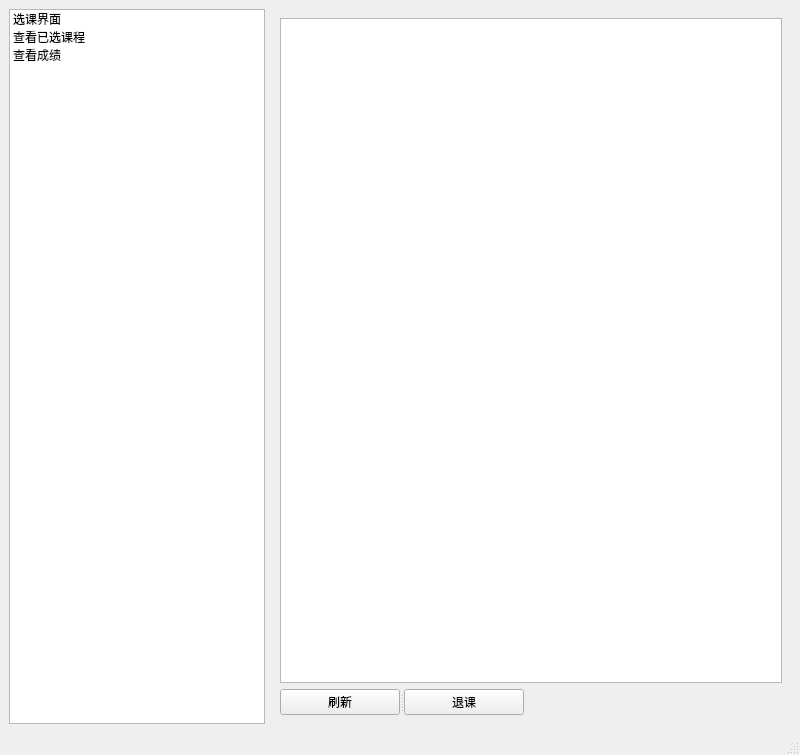
First picture: the form in studentwindow.ui, repository StevenChenSE/CourseManagement, before the edit.
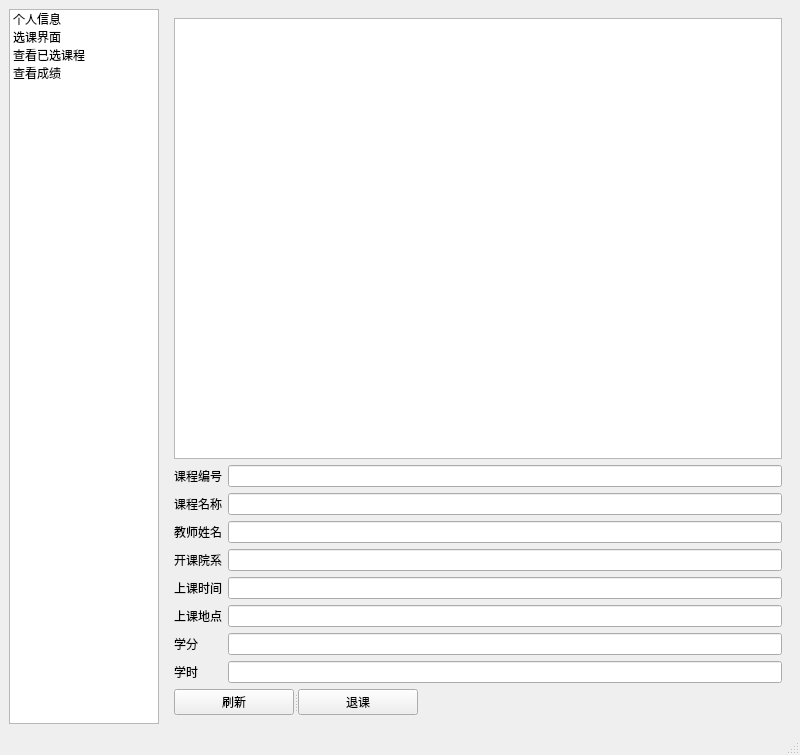
Second picture: the form after the edit. The open tabs and pages were chosen to show the change.

What changed in the file:
```diff
--- a/studentwindow.ui
+++ b/studentwindow.ui
@@ -23,6 +23,17 @@
         <verstretch>0</verstretch>
        </sizepolicy>
       </property>
+      <property name="maximumSize">
+       <size>
+        <width>150</width>
+        <height>16777215</height>
+       </size>
+      </property>
+      <item>
+       <property name="text">
+        <string>个人信息</string>
+       </property>
+      </item>
       <item>
        <property name="text">
         <string>选课界面</string>
@@ -43,8 +54,119 @@
     <item>
      <widget class="QStackedWidget" name="stackedWidget">
       <property name="currentIndex">
-       <number>2</number>
+       <number>0</number>
       </property>
+      <widget class="QWidget" name="page_4">
+       <layout class="QVBoxLayout" name="verticalLayout_5">
+        <item>
+         <layout class="QGridLayout" name="gridLayout_3">
+          <item row="0" column="0">
+           <widget class="QLabel" name="label_14">
+            <property name="text">
+             <string>学号</string>
+            </property>
+           </widget>
+          </item>
+          <item row="0" column="1">
+           <widget class="QLineEdit" name="studentNoLineEdit">
+            <property name="readOnly">
+             <bool>true</bool>
+            </property>
+           </widget>
+          </item>
+          <item row="1" column="0">
+           <widget class="QLabel" name="label_15">
+            <property name="text">
+             <string>姓名</string>
+            </property>
+           </widget>
+          </item>
+          <item row="1" column="1">
+           <widget class="QLineEdit" name="studentNameLineEdit">
+            <property name="readOnly">
+             <bool>true</bool>
+            </property>
+           </widget>
+          </item>
+          <item row="2" column="0">
+           <widget class="QLabel" name="label_16">
+            <property name="text">
+             <string>性别</string>
+            </property>
+           </widget>
+          </item>
+          <item row="2" column="1">
+           <widget class="QLineEdit" name="studentSexLineEdit">
+            <property name="readOnly">
+             <bool>true</bool>
+            </property>
+           </widget>
+          </item>
+          <item row="3" column="0">
+           <widget class="QLabel" name="label_17">
+            <property name="text">
+             <string>邮箱</string>
+            </property>
+           </widget>
+          </item>
+          <item row="3" column="1">
+           <widget class="QLineEdit" name="studentEmailLineEdit">
+            <property name="readOnly">
+             <bool>true</bool>
+            </property>
+           </widget>
+          </item>
+          <item row="4" column="0">
+           <widget class="QLabel" name="label_18">
+            <property name="text">
+             <string>所在院系</string>
+            </property>
+           </widget>
+          </item>
+          <item row="4" column="1">
+           <widget class="QLineEdit" name="studentDepartmentLineEdit">
+            <property name="text">
+             <string/>
+            </property>
+            <property name="readOnly">
+             <bool>true</bool>
+            </property>
+           </widget>
+          </item>
+          <item row="5" column="0">
+           <widget class="QLabel" name="label_19">
+            <property name="text">
+             <string>所在班级</string>
+            </property>
+           </widget>
+          </item>
+          <item row="5" column="1">
+           <widget class="QLineEdit" name="studentClassLineEdit">
+            <property name="text">
+             <string/>
+            </property>
+            <property name="readOnly">
+             <bool>true</bool>
+            </property>
+           </widget>
+          </item>
+         </layout>
+        </item>
+        <item>
+         <spacer name="verticalSpacer">
+          <property name="orientation">
+           <enum>Qt::Vertical</enum>
+          </property>
+          <property name="sizeHint" stdset="0">
+           <size>
+            <width>20</width>
+            <height>513</height>
+           </size>
+          </property>
+         </spacer>
+        </item>
+       </layout>
+      </widget>
       <widget class="QWidget" name="page">
        <layout class="QVBoxLayout" name="verticalLayout_4">
         <item>
@@ -187,6 +309,12 @@
             <verstretch>0</verstretch>
            </sizepolicy>
           </property>
+          <property name="selectionMode">
+           <enum>QAbstractItemView::SingleSelection</enum>
+          </property>
+          <attribute name="horizontalHeaderStretchLastSection">
+           <bool>true</bool>
+          </attribute>
          </widget>
         </item>
         <item>
@@ -242,14 +370,142 @@
       <widget class="QWidget" name="page_2">
        <layout class="QVBoxLayout" name="verticalLayout_2">
         <item>
-         <widget class="QTableView" name="tableView"/>
+         <widget class="QTableView" name="courseView"/>
+        </item>
+        <item>
+         <layout class="QGridLayout" name="gridLayout_2">
+          <item row="0" column="0">
+           <widget class="QLabel" name="label_6">
+            <property name="text">
+             <string>课程编号</string>
+            </property>
+           </widget>
+          </item>
+          <item row="0" column="1">
+           <widget class="QLineEdit" name="courseNoInfo">
+            <property name="readOnly">
+             <bool>true</bool>
+            </property>
+           </widget>
+          </item>
+          <item row="1" column="0">
+           <widget class="QLabel" name="label_7">
+            <property name="text">
+             <string>课程名称</string>
+            </property>
+           </widget>
+          </item>
+          <item row="1" column="1">
+           <widget class="QLineEdit" name="courseNameInfo">
+            <property name="readOnly">
+             <bool>true</bool>
+            </property>
+           </widget>
+          </item>
+          <item row="2" column="0">
+           <widget class="QLabel" name="label_8">
+            <property name="text">
+             <string>教师姓名</string>
+            </property>
+           </widget>
+          </item>
+          <item row="2" column="1">
+           <widget class="QLineEdit" name="teacherNameInfo">
+            <property name="readOnly">
+             <bool>true</bool>
+            </property>
+           </widget>
+          </item>
+          <item row="3" column="0">
+           <widget class="QLabel" name="label_9">
+            <property name="text">
+             <string>开课院系</string>
+            </property>
+           </widget>
+          </item>
+          <item row="3" column="1">
+           <widget class="QLineEdit" name="departmentInfo">
+            <property name="readOnly">
+             <bool>true</bool>
+            </property>
+           </widget>
+          </item>
+          <item row="4" column="0">
+           <widget class="QLabel" name="label_10">
+            <property name="text">
+             <string>上课时间</string>
+            </property>
+           </widget>
+          </item>
+          <item row="4" column="1">
+           <widget class="QLineEdit" name="timeOfclassInfo">
+            <property name="text">
+             <string/>
+            </property>
+            <property name="readOnly">
+             <bool>true</bool>
+            </property>
+           </widget>
+          </item>
+          <item row="5" column="0">
+           <widget class="QLabel" name="label_11">
+            <property name="text">
+             <string>上课地点</string>
+            </property>
+           </widget>
+          </item>
+          <item row="5" column="1">
+           <widget class="QLineEdit" name="locationInfo">
+            <property name="text">
+             <string/>
+            </property>
+            <property name="readOnly">
+             <bool>true</bool>
+            </property>
+           </widget>
+          </item>
+          <item row="6" column="0">
+           <widget class="QLabel" name="label_12">
+            <property name="text">
+             <string>学分</string>
+            </property>
+           </widget>
+          </item>
+          <item row="6" column="1">
+           <widget class="QLineEdit" name="creditInfo">
+            <property name="text">
+             <string/>
+            </property>
+            <property name="readOnly">
+             <bool>true</bool>
+            </property>
+           </widget>
+          </item>
+          <item row="7" column="0">
+           <widget class="QLabel" name="label_13">
+            <property name="text">
+             <string>学时</string>
+            </property>
+           </widget>
+          </item>
+          <item row="7" column="1">
+           <widget class="QLineEdit" name="courseLengthInfo">
+            <property name="text">
+             <string/>
+            </property>
+            <property name="readOnly">
+             <bool>true</bool>
+            </property>
+           </widget>
+          </item>
+         </layout>
         </item>
         <item>
          <widget class="QSplitter" name="splitter_3">
           <property name="orientation">
            <enum>Qt::Horizontal</enum>
           </property>
-          <widget class="QPushButton" name="pushButton_5">
+          <widget class="QPushButton" name="detailRefreshPushButton">
            <property name="maximumSize">
             <size>
              <width>120</width>
@@ -260,7 +516,7 @@
             <string>刷新</string>
            </property>
           </widget>
-          <widget class="QPushButton" name="pushButton_4">
+          <widget class="QPushButton" name="disselectPushButton">
            <property name="sizePolicy">
             <sizepolicy hsizetype="Fixed" vsizetype="Fixed">
              <horstretch>0</horstretch>
@@ -284,7 +540,11 @@
       <widget class="QWidget" name="page_3">
        <layout class="QVBoxLayout" name="verticalLayout_3">
         <item>
-         <widget class="QTableView" name="scoreTableView"/>
+         <widget class="QTableView" name="scoreTableView">
+          <attribute name="horizontalHeaderStretchLastSection">
+           <bool>true</bool>
+          </attribute>
+         </widget>
         </item>
         <item>
          <widget class="QSplitter" name="splitter_4">
```
